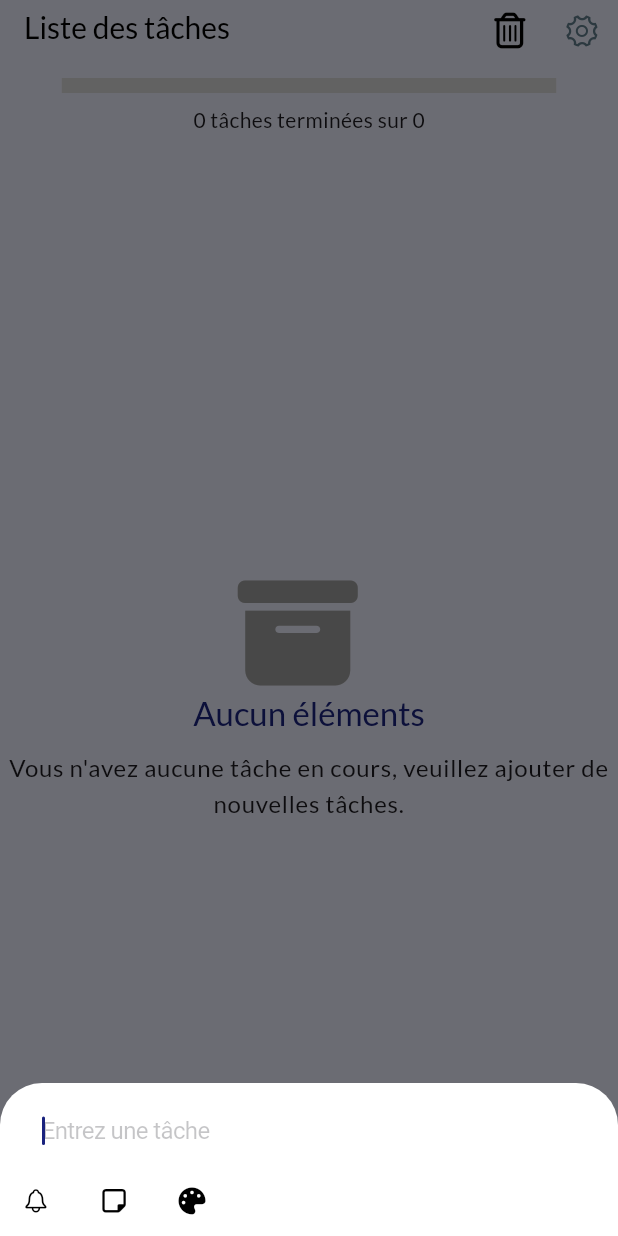
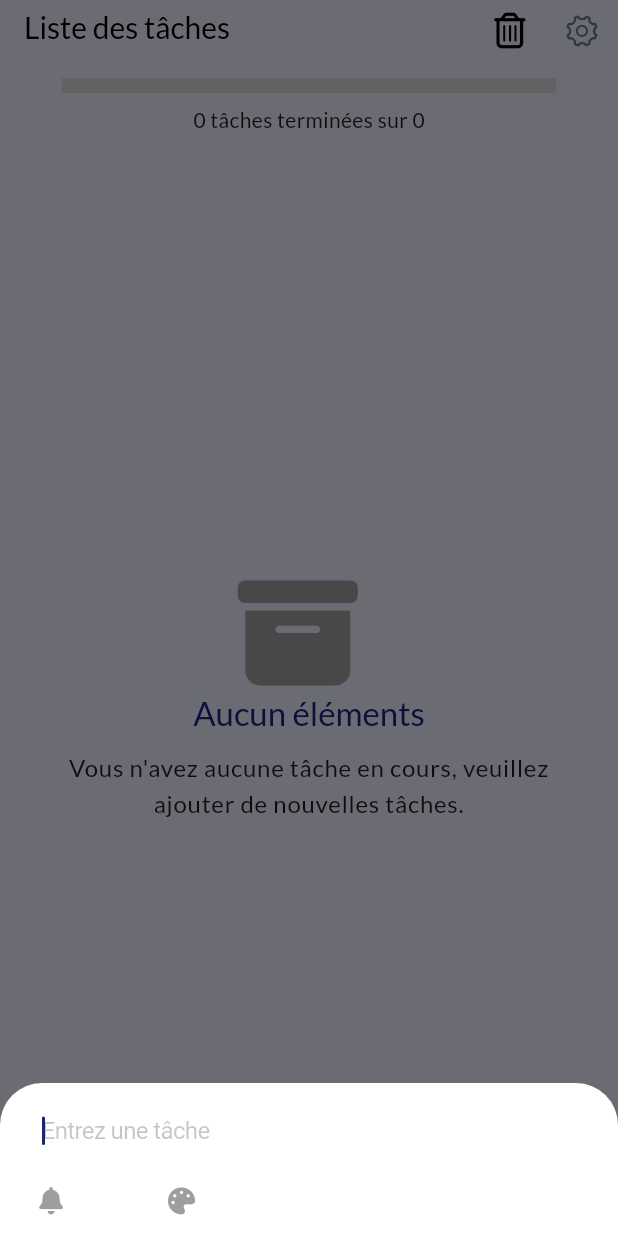
Before and after one commit to saturnedev12/todo_app_saturnin_djamo, a Flutter app: the screen it shows after launch, after a tap on the "add" icon, on a phone screen of 412 x 824 dp. Run offline on Flutter 3.47's test engine with Material 3 defaults, Android fonts, the light colour scheme and no system bars; drawn by our look-alikes of auto_size_text; our stand-ins replace flutter_bloc, flutter_easyloading, flutter_local_notifications, font_awesome_flutter, freezed_annotation, gap and 7 more; missing offline and left inert: simple_animation_progress_bar; accounts and stored records are empty; generated files the repository leaves out were written again; statements that could not run were skipped.

Commit message:
[TASKs] fix bugs

```diff
--- a/lib/app/app.dart
+++ b/lib/app/app.dart
@@ -1,5 +1,6 @@
 import 'package:flutter/material.dart';
 import 'package:flutter_bloc/flutter_bloc.dart';
+import 'package:flutter_easyloading/flutter_easyloading.dart';
 import 'package:saturne_todo_app_djamo/app/core/config/injectable_config.dart';
 import 'package:saturne_todo_app_djamo/app/features/home/presentation/bloc/theme_bloc.dart';
 import 'package:saturne_todo_app_djamo/app/features/home/presentation/pages/home_page.dart';
@@ -33,6 +34,7 @@ class MyApp extends StatelessWidget {
             darkTheme:
                 (state.themeType == ThemeType.system) ? ThemeData.dark() : null,
             home: const HomePage(),
+            builder: EasyLoading.init(),
           );
         },
       ),
--- /dev/null
+++ b/lib/app/features/home/presentation/components/select_theme_button.dart
@@ -0,0 +1,44 @@
+import 'package:flutter/cupertino.dart';
+import 'package:flutter/material.dart';
+import 'package:flutter_bloc/flutter_bloc.dart';
+import 'package:saturne_todo_app_djamo/app/features/home/presentation/bloc/theme_bloc.dart';
+
+class SelectThemeButton extends StatelessWidget {
+  const SelectThemeButton({super.key});
+
+  @override
+  Widget build(BuildContext context) {
+    return BlocBuilder<ThemeBloc, ThemeState>(
+      builder: (context, state) {
+        // Détermine le nouveau thème à appliquer
+        final currentTheme = state.themeType;
+
+        return IconButton(
+          onPressed: () {
+            late ThemeType newThemeType;
+            if (currentTheme == ThemeType.light) {
+              newThemeType = ThemeType.dark;
+            } else if (currentTheme == ThemeType.dark) {
+              newThemeType = ThemeType.system;
+            } else if (currentTheme == ThemeType.system) {
+              newThemeType = ThemeType.light;
+            }
+
+            context.read<ThemeBloc>().add(ThemeEvent(newThemeType));
+          },
+          icon: Icon(
+            (currentTheme == ThemeType.dark)
+                ? Icons.wb_sunny
+                : (currentTheme == ThemeType.light)
+                    ? Icons.nights_stay
+                    : CupertinoIcons.gear,
+            color: (currentTheme == ThemeType.dark)
+                ? Colors.yellow
+                : Colors.blueGrey,
+            size: 25,
+          ),
+        );
+      },
+    );
+  }
+}
--- a/lib/app/features/home/presentation/pages/home_page.dart
+++ b/lib/app/features/home/presentation/pages/home_page.dart
@@ -6,6 +6,7 @@ import 'package:saturne_todo_app_djamo/app/core/utils/theme_handler.dart';
 import 'package:saturne_todo_app_djamo/app/features/home/presentation/bloc/theme_bloc.dart';
 import 'package:saturne_todo_app_djamo/app/features/home/presentation/components/select_button.dart';
 import 'package:saturne_todo_app_djamo/app/features/home/presentation/components/select_handler.dart';
+import 'package:saturne_todo_app_djamo/app/features/home/presentation/components/select_theme_button.dart';
 import 'package:saturne_todo_app_djamo/app/features/home/presentation/components/task_progress_bar.dart';
 import 'package:saturne_todo_app_djamo/app/features/toto_list/presentation/bloc/check_mode_cubit.dart';
 import 'package:saturne_todo_app_djamo/app/features/toto_list/presentation/bloc/check_mode_state.dart';
@@ -42,38 +43,7 @@ class _HomePageState extends State<HomePage> {
               title: const Text('Liste des tâches'),
               actions: [
                 SelectButton(),
-                BlocBuilder<ThemeBloc, ThemeState>(
-                  builder: (context, state) {
-                    // Détermine le nouveau thème à appliquer
-                    final currentTheme = state.themeType;
-
-                    return IconButton(
-                      onPressed: () {
-                        late ThemeType newThemeType;
-                        if (currentTheme == ThemeType.light) {
-                          newThemeType = ThemeType.dark;
-                        } else if (currentTheme == ThemeType.dark) {
-                          newThemeType = ThemeType.system;
-                        } else if (currentTheme == ThemeType.system) {
-                          newThemeType = ThemeType.light;
-                        }
-
-                        context.read<ThemeBloc>().add(ThemeEvent(newThemeType));
-                      },
-                      icon: Icon(
-                        (currentTheme == ThemeType.dark)
-                            ? Icons.wb_sunny
-                            : (currentTheme == ThemeType.light)
-                                ? Icons.nights_stay
-                                : CupertinoIcons.gear,
-                        color: (currentTheme == ThemeType.dark)
-                            ? Colors.yellow
-                            : Colors.blueGrey,
-                        size: 25,
-                      ),
-                    );
-                  },
-                ),
+                SelectThemeButton(),
               ],
               bottom: PreferredSize(
                 preferredSize: Size.fromHeight(50),
--- a/lib/app/features/toto_list/data/models/task_model.dart
+++ b/lib/app/features/toto_list/data/models/task_model.dart
@@ -9,5 +9,7 @@ class TaskModel {
   String? description;
   late bool isCompleted;
   String? priority;
+
+  String? color;
   DateTime createdAt = DateTime.now();
 }
--- a/lib/app/features/toto_list/data/repositories/task_repository_impl.dart
+++ b/lib/app/features/toto_list/data/repositories/task_repository_impl.dart
@@ -72,12 +72,14 @@ extension TaskModelMapper on TaskModel {
         description: description,
         isCompleted: isCompleted,
         createdAt: createdAt,
+        color: color,
       );
 }
 
 extension TaskEntityMapper on TaskEntity {
   TaskModel toModel() => TaskModel()
     ..id = id ?? Isar.autoIncrement
+    ..color = color
     ..title = title
     ..description = description
     ..isCompleted = isCompleted
--- a/lib/app/features/toto_list/domain/entities/task_entity.dart
+++ b/lib/app/features/toto_list/domain/entities/task_entity.dart
@@ -9,6 +9,8 @@ class TaskEntity with _$TaskEntity {
     int? id, // Identifiant unique
     required String title, // Titre de la tâche
     String? description, // Description optionnelle
+    String? color,
+    DateTime? reminder, // Rappel optionnel
     required bool isCompleted, // Statut de complétion
     required DateTime createdAt, // Date de création
   }) = _TaskEntity;
--- a/lib/app/features/toto_list/presentation/components/add_sub_task_compoent.dart
+++ b/lib/app/features/toto_list/presentation/components/add_sub_task_compoent.dart
@@ -68,6 +68,7 @@ class _AddSubTaskCompoentState extends State<AddSubTaskCompoent> {
         textInputAction: TextInputAction.done,
         // autofocus: true,
         placeholder: 'Entrez une sous tâche',
+        style: TextStyle(color: Theme.of(context).listTileTheme.textColor),
         placeholderStyle: Theme.of(context)
             .textTheme
             .bodyLarge!
--- a/lib/app/features/toto_list/presentation/components/add_task_compoent.dart
+++ b/lib/app/features/toto_list/presentation/components/add_task_compoent.dart
@@ -2,9 +2,13 @@ import 'dart:developer';
 
 import 'package:flutter/cupertino.dart';
 import 'package:flutter/material.dart';
-import 'package:font_awesome_flutter/font_awesome_flutter.dart';
+import 'package:flutter_easyloading/flutter_easyloading.dart';
 import 'package:gap/gap.dart';
 import 'package:saturne_todo_app_djamo/app/features/toto_list/domain/entities/task_entity.dart';
+import 'package:saturne_todo_app_djamo/app/features/toto_list/presentation/components/priority_color_selector.dart';
+import 'package:saturne_todo_app_djamo/app/features/toto_list/presentation/components/reminder_picker.dart';
+
+bool isPopupClosingManually = true;
 
 class AddTaskCompoent extends StatefulWidget {
   const AddTaskCompoent({super.key});
@@ -17,7 +21,8 @@ class _AddTaskCompoentState extends State<AddTaskCompoent> {
   final FocusNode _focusNode = FocusNode();
   late TextEditingController textEditingController;
   double _keyboardHeight = 0.0;
-
+  PriorityColor? currentColor = PriorityColor.none;
+  DateTime? reminderDateTime;
   @override
   void initState() {
     super.initState();
@@ -33,7 +38,6 @@ class _AddTaskCompoentState extends State<AddTaskCompoent> {
 
   @override
   void dispose() {
-    // TODO: implement dispose
     super.dispose();
     textEditingController.dispose();
   }
@@ -42,7 +46,9 @@ class _AddTaskCompoentState extends State<AddTaskCompoent> {
   Widget build(BuildContext context) {
     // Vérifie la hauteur du clavier en temps réel
     double currentKeyboardHeight = MediaQuery.of(context).viewInsets.bottom;
-    if (currentKeyboardHeight == 0 && _keyboardHeight > 0) {
+    if (currentKeyboardHeight == 0 &&
+        _keyboardHeight > 0 &&
+        isPopupClosingManually) {
       // Le clavier vient de disparaître
       if (Navigator.of(context).canPop()) {
         WidgetsBinding.instance.addPostFrameCallback((_) {
@@ -73,31 +79,50 @@ class _AddTaskCompoentState extends State<AddTaskCompoent> {
               onEditingComplete: () {
                 log('DONE');
                 if (textEditingController.text.isNotEmpty) {
+                  // if (reminderDateTime != null) {
+                  //   await ReminderService.scheduleReminder(
+                  //     id: 1,
+                  //     title: 'Tâche à faire',
+                  //     body: textEditingController.text,
+                  //     dateTime: reminderDateTime!,
+                  //   );
+                  // }
                   Navigator.pop(
                       context,
                       TaskEntity(
                           title: textEditingController.text,
                           isCompleted: false,
+                          color: currentColor!.name,
+                          reminder: reminderDateTime,
                           createdAt: DateTime.now()));
+                } else {
+                  EasyLoading.showToast(
+                    'Veuillez entrer une tâche',
+                    toastPosition: EasyLoadingToastPosition.top,
+                    duration: const Duration(seconds: 2),
+                    //maskType: EasyLoadingMaskType.black,
+                  );
                 }
               },
             ),
           ),
           Row(
-            spacing: 4,
             children: [
-              IconButton(
-                  onPressed: () {},
-                  icon: Icon(
-                    CupertinoIcons.bell,
-                    size: 18,
-                  )),
-              IconButton(
-                  onPressed: () {},
-                  icon: Icon(FontAwesomeIcons.noteSticky, size: 18)),
-              IconButton(
-                  onPressed: () {},
-                  icon: Icon(FontAwesomeIcons.palette, size: 18)),
+              Gap(10),
+              ReminderPicker(
+                onChanged: (value) {
+                  log('Reminder: $value');
+                  reminderDateTime = value;
+                },
+              ),
+              Gap(5),
+              PriorityColorSelector(
+                onChanged: (value) {
+                  if (value != null) {
+                    currentColor = value;
+                  }
+                },
+              )
             ],
           ),
           Gap(MediaQuery.of(context).viewInsets.bottom)
--- /dev/null
+++ b/lib/app/features/toto_list/presentation/components/priority_color_selector.dart
@@ -0,0 +1,110 @@
+import 'package:flutter/cupertino.dart';
+import 'package:flutter/material.dart';
+import 'package:font_awesome_flutter/font_awesome_flutter.dart';
+
+enum PriorityColor { none, warning, important }
+
+class PriorityColorSelector extends StatefulWidget {
+  final PriorityColor? initialValue;
+  final ValueChanged<PriorityColor?> onChanged;
+
+  const PriorityColorSelector({
+    super.key,
+    this.initialValue,
+    required this.onChanged,
+  });
+
+  @override
+  State<PriorityColorSelector> createState() => _PriorityColorSelectorState();
+}
+
+class _PriorityColorSelectorState extends State<PriorityColorSelector> {
+  final ValueNotifier<PriorityColor?> selected = ValueNotifier(null);
+  bool showColors = false;
+
+  @override
+  void initState() {
+    super.initState();
+    selected.value = widget.initialValue ?? PriorityColor.none;
+  }
+
+  void _toggleSelector() {
+    setState(() {
+      showColors = !showColors;
+    });
+  }
+
+  @override
+  Widget build(BuildContext context) {
+    return ValueListenableBuilder<PriorityColor?>(
+      valueListenable: selected,
+      builder: (context, value, _) {
+        return AnimatedContainer(
+          duration: const Duration(milliseconds: 100),
+          width: showColors ? 150 : 80,
+          padding: const EdgeInsets.symmetric(horizontal: 2, vertical: 0),
+          decoration: BoxDecoration(
+            color: showColors ? CupertinoColors.systemFill : Colors.transparent,
+            borderRadius: BorderRadius.circular(30),
+          ),
+          child: Row(
+            mainAxisAlignment: MainAxisAlignment.start,
+            children: [
+              IconButton(
+                icon: const Icon(FontAwesomeIcons.palette, size: 18),
+                onPressed: _toggleSelector,
+                color: value == PriorityColor.none
+                    ? Colors.grey
+                    : (value == PriorityColor.warning
+                        ? Colors.orange
+                        : (value == PriorityColor.important
+                            ? Colors.red
+                            : Colors.grey)),
+              ),
+              if (showColors) ...[
+                const SizedBox(width: 2),
+                _colorDot(Colors.transparent, PriorityColor.none, "Normal"),
+                _colorDot(Colors.orange, PriorityColor.warning, "Warning"),
+                _colorDot(Colors.red, PriorityColor.important, "Important"),
+              ],
+            ],
+          ),
+        );
+      },
+    );
+  }
+
+  Widget _colorDot(Color color, PriorityColor type, String tooltip) {
+    final isSelected = selected.value == type;
+    return Flexible(
+      child: Tooltip(
+        message: tooltip,
+        child: GestureDetector(
+          onTap: () {
+            selected.value = type;
+            widget.onChanged(type);
+          },
+          child: AnimatedContainer(
+            duration: const Duration(milliseconds: 150),
+            margin: const EdgeInsets.only(right: 8),
+            width: isSelected ? 26 : 20,
+            height: isSelected ? 26 : 20,
+            decoration: BoxDecoration(
+              color: color == Colors.transparent ? Colors.white : color,
+              shape: BoxShape.circle,
+              border: Border.all(
+                color: isSelected ? Colors.black : Colors.grey,
+                width: isSelected ? 2.5 : 1,
+              ),
+            ),
+            child: color == Colors.transparent
+                ? Center(
+                    child: Icon(Icons.circle_outlined,
+                        size: 14, color: Colors.grey))
+                : null,
+          ),
+        ),
+      ),
+    );
+  }
+}
--- /dev/null
+++ b/lib/app/features/toto_list/presentation/components/reminder_picker.dart
@@ -0,0 +1,108 @@
+import 'package:flutter/cupertino.dart';
+import 'package:flutter/material.dart';
+import 'package:font_awesome_flutter/font_awesome_flutter.dart';
+import 'package:intl/intl.dart';
+
+import 'add_task_compoent.dart';
+
+class ReminderPicker extends StatefulWidget {
+  final DateTime? initialDateTime;
+  final ValueChanged<DateTime> onChanged;
+
+  const ReminderPicker({
+    super.key,
+    this.initialDateTime,
+    required this.onChanged,
+  });
+
+  @override
+  State<ReminderPicker> createState() => _ReminderPickerState();
+}
+
+class _ReminderPickerState extends State<ReminderPicker> {
+  DateTime? _selectedDateTime;
+
+  @override
+  void initState() {
+    super.initState();
+    _selectedDateTime = widget.initialDateTime;
+  }
+
+  Future<void> _pickDateTime() async {
+    isPopupClosingManually = false;
+    final date = await showDatePicker(
+      context: context,
+      initialDate: _selectedDateTime ?? DateTime.now(),
+      firstDate: DateTime.now(),
+      lastDate: DateTime(2100),
+    );
+
+    if (date != null) {
+      final time = await showTimePicker(
+        context: context,
+        initialTime:
+            TimeOfDay.fromDateTime(_selectedDateTime ?? DateTime.now()),
+      );
+
+      if (time != null) {
+        final newDateTime = DateTime(
+          date.year,
+          date.month,
+          date.day,
+          time.hour,
+          time.minute,
+        );
+
+        setState(() {
+          _selectedDateTime = newDateTime;
+        });
+
+        widget.onChanged(newDateTime);
+      }
+    }
+
+    isPopupClosingManually = true;
+  }
+
+  @override
+  Widget build(BuildContext context) {
+    final formatted = _selectedDateTime != null
+        ? DateFormat('dd-MM-yyyy à HH:mm').format(_selectedDateTime!)
+        : '';
+
+    return AnimatedContainer(
+      duration: const Duration(milliseconds: 300),
+      padding: const EdgeInsets.only(right: 20),
+      decoration: BoxDecoration(
+        color: (_selectedDateTime != null)
+            ? CupertinoColors.systemFill
+            : Colors.transparent,
+        borderRadius: BorderRadius.circular(30),
+      ),
+      width: _selectedDateTime != null ? 200 : 80,
+      child: Row(
+        children: [
+          IconButton(
+            onPressed: _pickDateTime,
+            icon: Icon(
+              FontAwesomeIcons.solidBell,
+              size: 18,
+              color: (_selectedDateTime != null)
+                  ? Theme.of(context).primaryColor
+                  : Colors.grey,
+            ),
+          ),
+          Flexible(
+            child: Visibility(
+              visible: _selectedDateTime != null,
+              child: Text(
+                formatted,
+                style: Theme.of(context).textTheme.bodyMedium,
+              ),
+            ),
+          ),
+        ],
+      ),
+    );
+  }
+}
--- a/lib/app/features/toto_list/presentation/pages/task_list_page.dart
+++ b/lib/app/features/toto_list/presentation/pages/task_list_page.dart
@@ -1,4 +1,5 @@
 // ignore_for_file: use_build_context_synchronously
+import 'dart:developer';
 
 import 'package:auto_size_text/auto_size_text.dart';
 import 'package:flutter/material.dart';
@@ -56,6 +57,8 @@ class _TaskListPageState extends State<TaskListPage> {
           if (tasks.isEmpty) {
             return Center(
               //padding: const EdgeInsets.all(20.0),
+              child: Padding(
+                padding: const EdgeInsets.symmetric(horizontal: 25),
                 child: Column(
                   mainAxisAlignment: MainAxisAlignment.center,
                   crossAxisAlignment: CrossAxisAlignment.center,
@@ -85,6 +88,7 @@ class _TaskListPageState extends State<TaskListPage> {
                       style: Theme.of(context).textTheme.bodyLarge,
                     ),
                   ],
+                ),
               ),
             );
           }
--- a/lib/app/features/toto_list/presentation/screens/task_detail_screen.dart
+++ b/lib/app/features/toto_list/presentation/screens/task_detail_screen.dart
@@ -98,6 +98,7 @@ class _TaskDetailScreenState extends State<TaskDetailScreen> {
                             title: value,
                             isCompleted: widget.taskModel.isCompleted,
                             createdAt: widget.taskModel.createdAt,
+                            color: widget.taskModel.color,
                           ));
                     },
                     onEditingComplete: () {
@@ -106,6 +107,7 @@ class _TaskDetailScreenState extends State<TaskDetailScreen> {
                             title: textEditingController.text,
                             isCompleted: widget.taskModel.isCompleted,
                             createdAt: widget.taskModel.createdAt,
+                            color: widget.taskModel.color,
                           ));
                     },
                   ),
--- a/lib/main.dart
+++ b/lib/main.dart
@@ -1,9 +1,11 @@
 import 'package:flutter/material.dart';
 import 'package:saturne_todo_app_djamo/app/app.dart';
 import 'package:saturne_todo_app_djamo/app/core/config/injectable_config.dart';
+import 'package:saturne_todo_app_djamo/app/core/services/reminder_service.dart';
 
 void main() async {
   WidgetsFlutterBinding.ensureInitialized();
+  //await ReminderService.init();
   await configureDependencies();
   runApp(const MyApp());
 }
--- a/pubspec.yaml
+++ b/pubspec.yaml
@@ -30,6 +30,11 @@ dependencies:
   google_fonts: ^6.2.1
   simple_animation_progress_bar: ^1.8.2
   flutter_launcher_icons: ^0.14.3
+  intl: ^0.19.0
+  flutter_local_notifications: ^19.0.0
+  timezone: ^0.10.0
+  flutter_easyloading: ^3.0.5
+  permission_handler: ^12.0.0+1
 
 dev_dependencies:
   flutter_test:
@@ -52,6 +57,7 @@ flutter_launcher_icons:
   ios: true
   image_path: "assets/icon.png"
   min_sdk_android: 21 # android min sdk min:16, default 21
+  adaptive_icon_background: "#060606"
 
 # For information on the generic Dart part of this file, see the
 # following page: https://dart.dev/tools/pub/pubspec
```
Also changed, not shown: flutter_launcher_icons.yaml (added, +32 -0 lines), lib/app/core/services/reminder_service.dart (added, +53 -0 lines), lib/app/features/toto_list/presentation/components/task_item.dart (+7 -2 lines), assets/icon.png, lib/app/core/config/injectable_config.config.dart, lib/app/features/toto_list/data/models/task_model.g.dart, lib/app/features/toto_list/domain/entities/task_entity.freezed.dart, lib/app/features/toto_list/domain/entities/task_entity.g.dart, pubspec.lock, 281 other files. Lines whose indentation alone changed are shown as unchanged.
